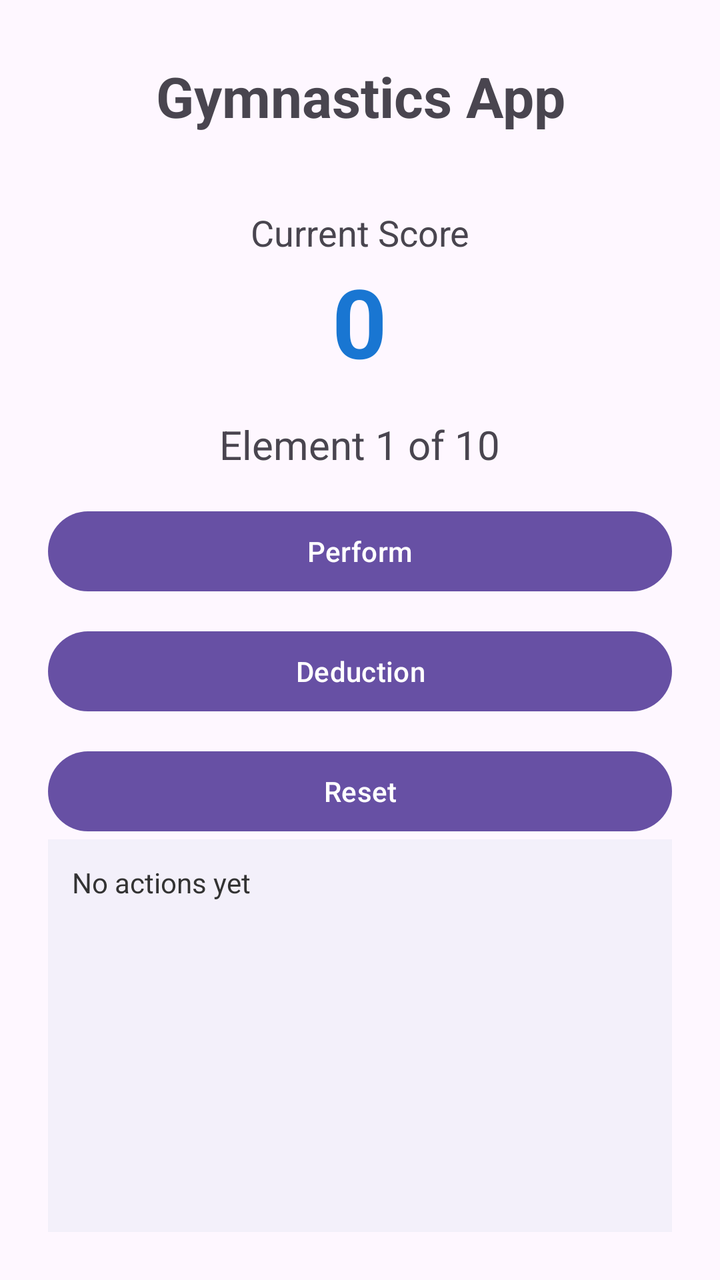
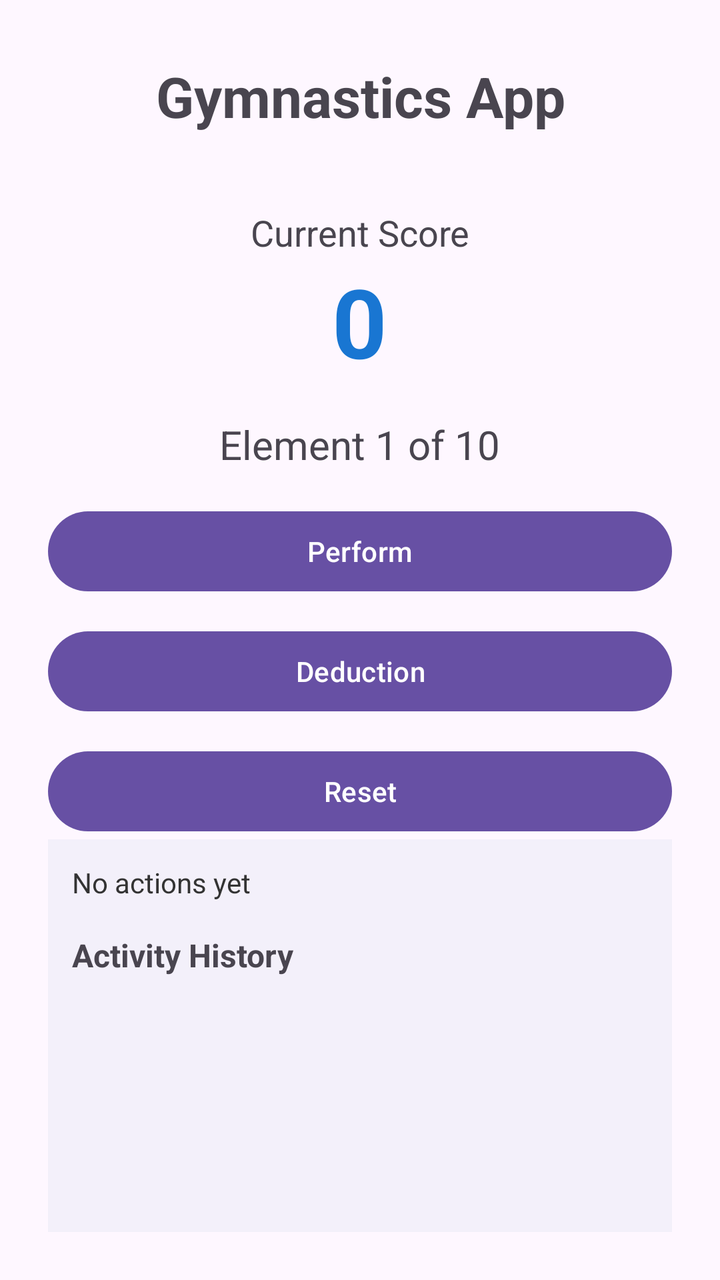

An Android layout rendered at two revisions. The XML below is the earlier revision; the diff shows what the commit changed to produce the second picture.
<!-- AndroidManifest.xml: application theme Theme.GymnasticApp -->
<!-- res/layout/activity_main.xml -->
<LinearLayout xmlns:android="http://schemas.android.com/apk/res/android"
        android:id="@+id/main"
        android:layout_width="match_parent"
        android:layout_height="match_parent"
        android:orientation="vertical"
        android:gravity="center_horizontal"
        android:padding="24dp">

        <TextView
            android:id="@+id/titleText"
            android:layout_width="match_parent"
            android:layout_height="48dp"
            android:layout_marginBottom="32dp"
            android:gravity="center"
            android:text="Gymnastics App"
            android:textSize="28sp"
            android:textStyle="bold" />

        <TextView
            android:layout_width="wrap_content"
            android:layout_height="wrap_content"
            android:text="Current Score"
            android:textSize="18sp" />

        <TextView
            android:id="@+id/scoreText"
            android:layout_width="wrap_content"
            android:layout_height="wrap_content"
            android:text="0"
            android:textSize="48sp"
            android:textStyle="bold"
            android:textColor="#1976D2"
            android:layout_marginBottom="16dp" />



        <TextView
            android:id="@+id/elementText"
            android:layout_width="wrap_content"
            android:layout_height="wrap_content"
            android:text="Element 1 of 10"
            android:textSize="20sp"
            android:layout_marginBottom="16dp" />

        <Button
            android:id="@+id/performButton"
            android:layout_width="match_parent"
            android:layout_height="wrap_content"
            android:layout_marginBottom="12dp"
            android:text="Perform" />

        <Button
            android:id="@+id/deductionButton"
            android:layout_width="match_parent"
            android:layout_height="wrap_content"
            android:layout_marginBottom="12dp"
            android:text="Deduction" />

        <Button
            android:id="@+id/resetButton"
            android:layout_width="match_parent"
            android:layout_height="wrap_content"
            android:text="Reset" />

        <ScrollView
            android:layout_width="match_parent"
            android:layout_height="0dp"
            android:layout_weight="1"
            android:background="#F3F0FA"
            android:padding="12dp"
            android:fillViewport="true">

            <LinearLayout
                android:layout_width="match_parent"
                android:layout_height="wrap_content"
                android:orientation="vertical">

                <TextView
                    android:id="@+id/historyText"
                    android:layout_width="match_parent"
                    android:layout_height="wrap_content"
                    android:text="No actions yet"
                    android:textSize="14sp"
                    android:textColor="#333333" />

            </LinearLayout>
        </ScrollView>
    </LinearLayout>
<!-- resources referenced by this layout -->
<resources>
  <style name="Theme.GymnasticApp" parent="Base.Theme.GymnasticApp" />
  <style name="Base.Theme.GymnasticApp" parent="Theme.Material3.DayNight.NoActionBar">
          
          
      </style>
</resources>

<!-- the commit's change to res/layout/activity_main.xml (unified diff, before → after) -->
@@ -12,14 +12,14 @@
             android:layout_height="48dp"
             android:layout_marginBottom="32dp"
             android:gravity="center"
-            android:text="Gymnastics App"
+            android:text="@string/screen_title"
             android:textSize="28sp"
             android:textStyle="bold" />
 
         <TextView
             android:layout_width="wrap_content"
             android:layout_height="wrap_content"
-            android:text="Current Score"
+            android:text="@string/current_score"
             android:textSize="18sp" />
 
         <TextView
@@ -38,7 +38,7 @@
             android:id="@+id/elementText"
             android:layout_width="wrap_content"
             android:layout_height="wrap_content"
-            android:text="Element 1 of 10"
+            android:text="@string/initial_element"
             android:textSize="20sp"
             android:layout_marginBottom="16dp" />
 
@@ -47,20 +47,20 @@
             android:layout_width="match_parent"
             android:layout_height="wrap_content"
             android:layout_marginBottom="12dp"
-            android:text="Perform" />
+            android:text="@string/perform" />
 
         <Button
             android:id="@+id/deductionButton"
             android:layout_width="match_parent"
             android:layout_height="wrap_content"
             android:layout_marginBottom="12dp"
-            android:text="Deduction" />
+            android:text="@string/deduction" />
 
         <Button
             android:id="@+id/resetButton"
             android:layout_width="match_parent"
             android:layout_height="wrap_content"
-            android:text="Reset" />
+            android:text="@string/reset" />
 
         <ScrollView
             android:layout_width="match_parent"
@@ -79,9 +79,18 @@
                     android:id="@+id/historyText"
                     android:layout_width="match_parent"
                     android:layout_height="wrap_content"
-                    android:text="No actions yet"
+                    android:text="@string/no_actions_yet"
                     android:textSize="14sp"
                     android:textColor="#333333" />
+
+                <TextView
+                    android:layout_width="match_parent"
+                    android:layout_height="wrap_content"
+                    android:layout_marginTop="16dp"
+                    android:layout_marginBottom="8dp"
+                    android:text="@string/activity_history"
+                    android:textStyle="bold"
+                    android:textSize="16sp" />
 
             </LinearLayout>
         </ScrollView>
<!-- resource entries referenced after the edit -->
@@ -1,5 +1,13 @@
 <!-- resources referenced by this layout -->
 <resources>
+  <string name="activity_history">Activity History</string>
+  <string name="current_score">Current Score</string>
+  <string name="deduction">Deduction</string>
+  <string name="initial_element">Element 1 of 10</string>
+  <string name="no_actions_yet">No actions yet</string>
+  <string name="perform">Perform</string>
+  <string name="reset">Reset</string>
+  <string name="screen_title">Gymnastics App</string>
   <style name="Theme.GymnasticApp" parent="Base.Theme.GymnasticApp" />
   <style name="Base.Theme.GymnasticApp" parent="Theme.Material3.DayNight.NoActionBar">
           
